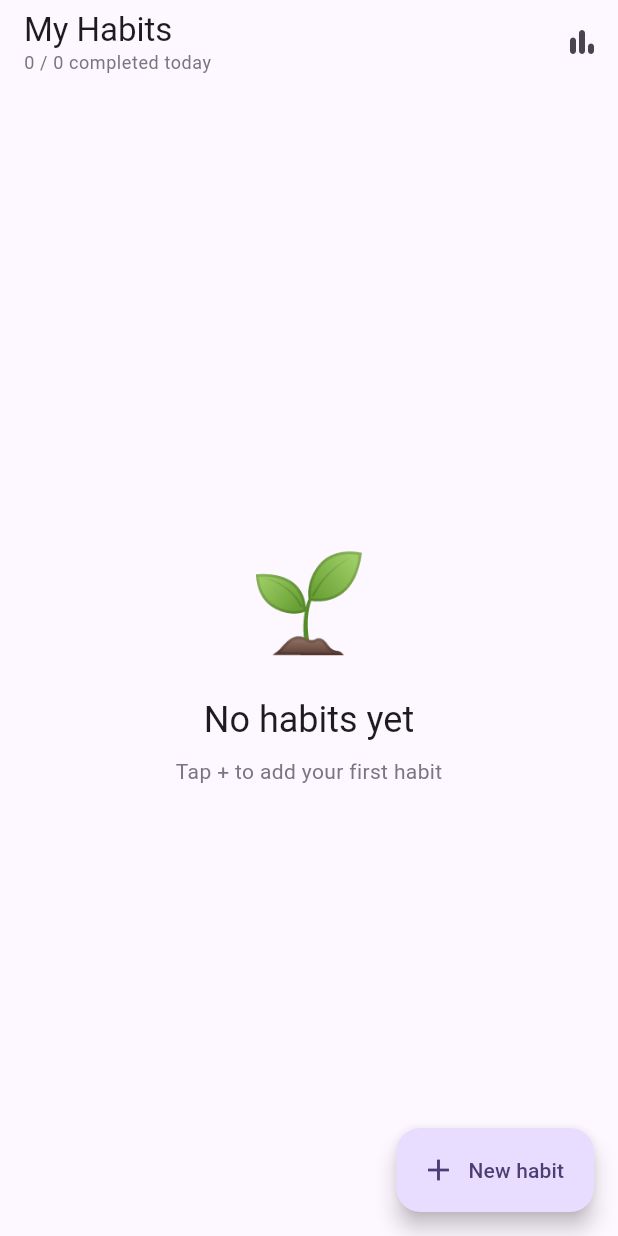
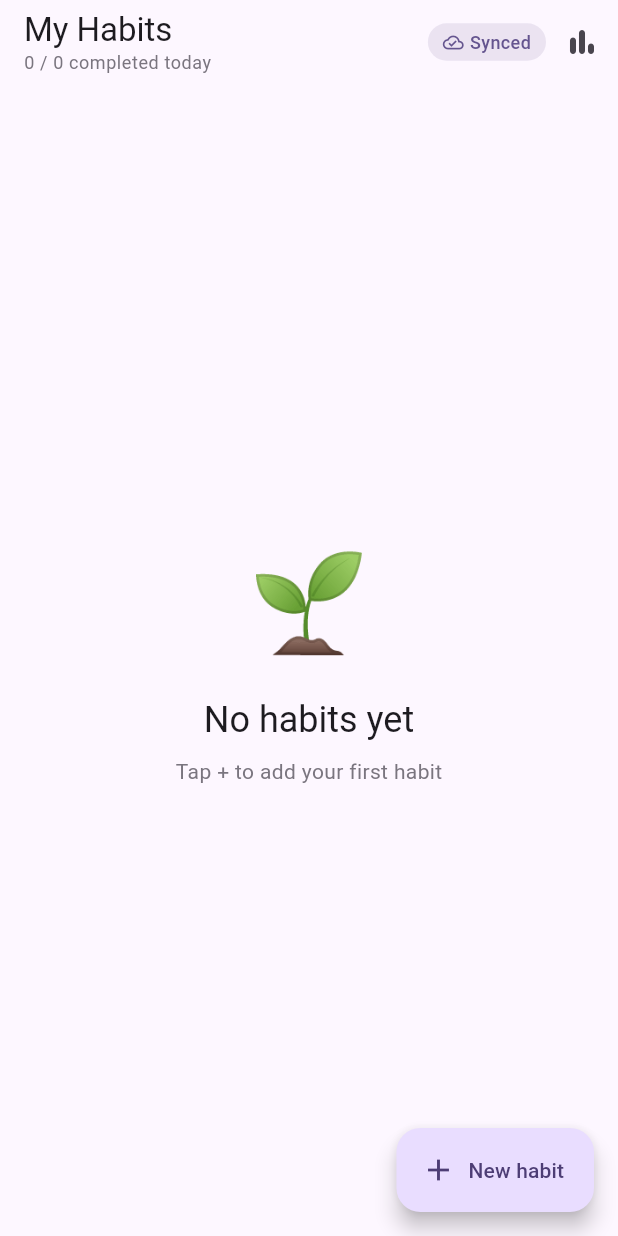
Before and after one commit to MartinVermel/flutter_habit_tracker, a Flutter app: the screen it shows once a user with an empty profile is signed in, on a phone screen of 412 x 824 dp. Run offline on Flutter 3.47's test engine with Material 3 defaults, Android fonts, the phone set to English and light mode, and no system bars; our stand-ins replace animate_do, cloud_firestore, firebase_auth, firebase_core, fl_chart, flutter_colorpicker and 3 more; accounts and stored records are empty.

Commit message:
fix: show SyncStatusBadge in the list AppBar and sync README with the real file tree
Co-Authored-By: Claude Sonnet 5.5 <noreply@anthropic.com>

```diff
--- a/lib/screens/habit_list_screen.dart
+++ b/lib/screens/habit_list_screen.dart
@@ -4,6 +4,7 @@ import 'package:hive_flutter/hive_flutter.dart';
 import '../models/habit.dart';
 import '../services/habit_service.dart';
 import '../widgets/habit_card.dart';
+import '../widgets/sync_status_badge.dart';
 import 'add_habit_screen.dart';
 import 'habit_detail_screen.dart';
 import 'progress_screen.dart';
@@ -128,6 +129,7 @@ class _HabitListScreenState extends State<HabitListScreen> {
               ],
             ),
             actions: [
+              const Center(child: SyncStatusBadge()),
               IconButton(
                 icon: const Icon(Icons.bar_chart_rounded),
                 tooltip: 'Progress',
```
Also changed, not shown: 1 other file.
